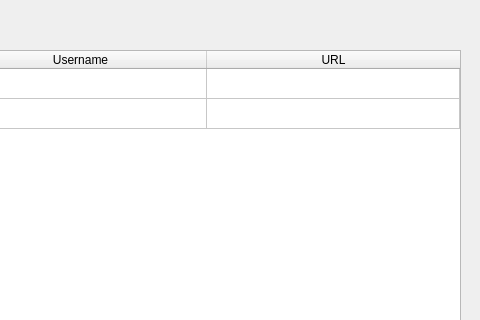
Qt form mainwindow.ui (Starflight-code/PassPro) before a commit; both pictures show x 320 to 800 and y 0 to 320 of the 800 by 600 pixel window.
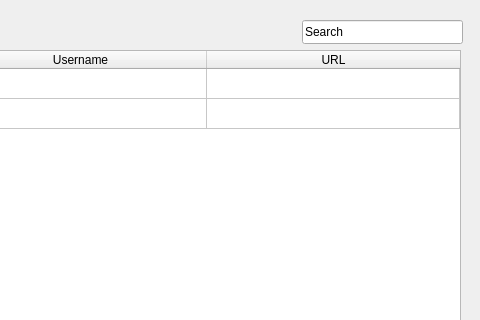
The same form after that commit. Icons and pictures are not drawn.

Commit message: Add Search bar and Copy-Clipboard Buttons to UI Added a search bar to the Main UI and Copy-Clipboard to entry UI.

```diff
--- a/mainwindow.ui
+++ b/mainwindow.ui
@@ -121,6 +121,19 @@
      </property>
     </column>
    </widget>
+   <widget class="QLineEdit" name="lineEdit">
+    <property name="geometry">
+     <rect>
+      <x>622</x>
+      <y>20</y>
+      <width>161</width>
+      <height>24</height>
+     </rect>
+    </property>
+    <property name="text">
+     <string>Search</string>
+    </property>
+   </widget>
    <zorder>tableWidget</zorder>
    <zorder>pushButton</zorder>
    <zorder>Logout</zorder>
```
Left out of the diff: 1 changed line with no effect on the pictures.
